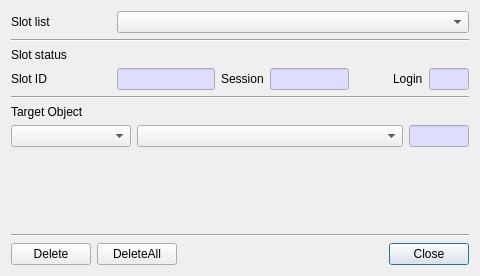
The window that CryptokiMan/del_object_dlg.ui (jykim74/CryptokiMan) describes before a commit, drawn with Qt 5.
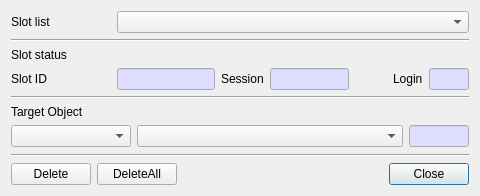
The same window after the commit.

Commit message: UI 조절

Diff of the .ui file:
```diff
--- a/CryptokiMan/del_object_dlg.ui
+++ b/CryptokiMan/del_object_dlg.ui
@@ -7,7 +7,7 @@
     <x>0</x>
     <y>0</y>
     <width>480</width>
-    <height>276</height>
+    <height>196</height>
    </rect>
   </property>
   <property name="windowTitle">
```
The commit also changes 4 other files.
